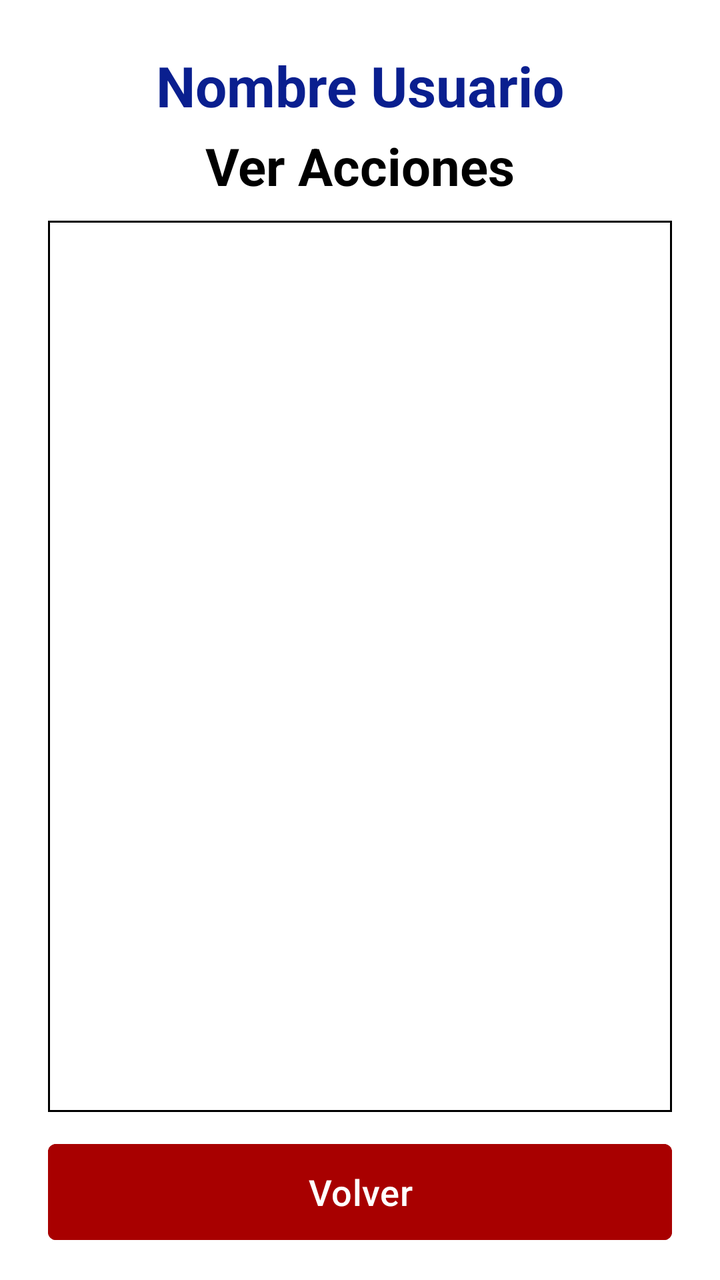
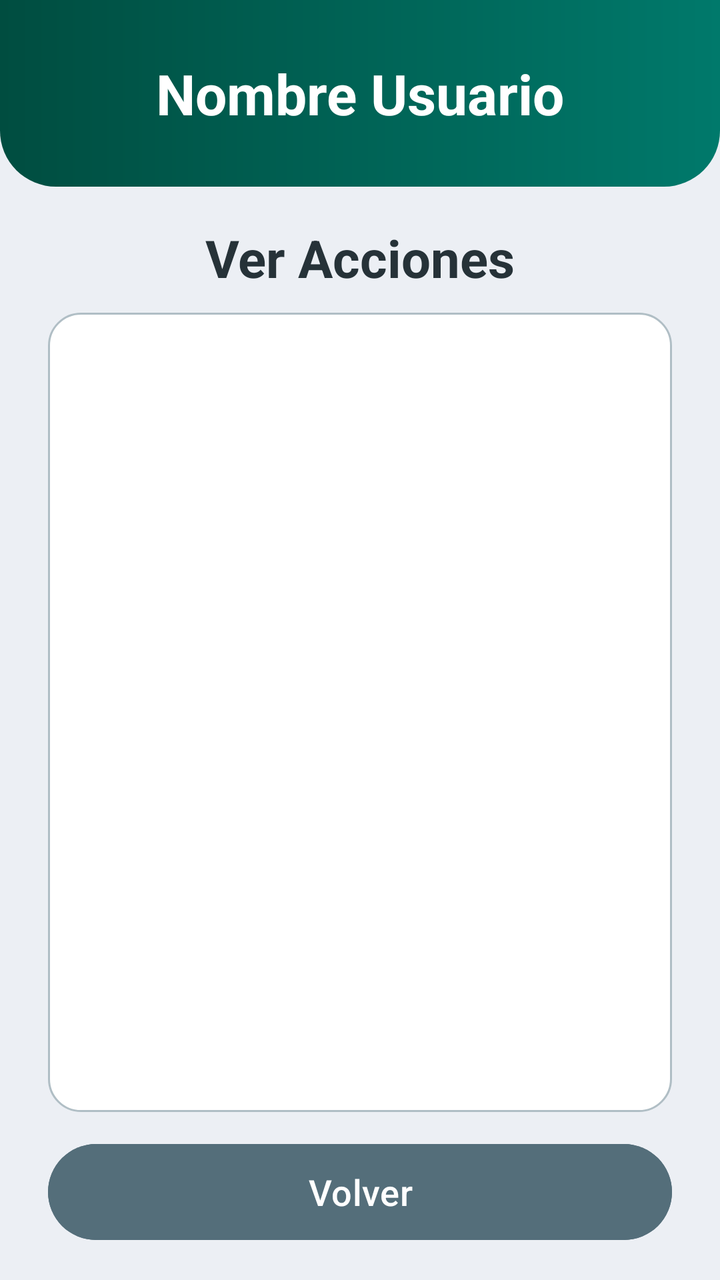

The first picture is an Android layout as it rendered before a commit; the second is the same layout after the commit. The layout source and the unified diff follow.
<!-- AndroidManifest.xml: application theme Theme.App1_Firebase -->
<!-- res/layout/activity_acciones.xml -->
<?xml version="1.0" encoding="utf-8"?>
<LinearLayout xmlns:android="http://schemas.android.com/apk/res/android"
    xmlns:tools="http://schemas.android.com/tools"
    xmlns:app="http://schemas.android.com/apk/res-auto"
    android:id="@+id/main"
    android:layout_width="match_parent"
    android:layout_height="match_parent"
    android:background="@color/white"
    android:gravity="center_horizontal"
    android:orientation="vertical"
    tools:context=".Acciones">

    <TextView
        android:id="@+id/tvusuacciones"
        android:layout_width="match_parent"
        android:layout_height="wrap_content"
        android:layout_marginTop="24dp"
        android:gravity="center"
        android:text="Nombre Usuario"
        android:textColor="@color/azul_titulo"
        android:textSize="28sp"
        android:textStyle="bold" />

    <TextView
        android:id="@+id/tvtitacc"
        android:layout_width="match_parent"
        android:layout_height="wrap_content"
        android:layout_marginTop="4dp"
        android:layout_marginBottom="10dp"
        android:gravity="center"
        android:text="Ver Acciones"
        android:textColor="@color/black"
        android:textSize="26sp"
        android:textStyle="bold" />

    <TextView
        android:id="@+id/tvvacio"
        android:layout_width="wrap_content"
        android:layout_height="wrap_content"
        android:text="Aún no hay acciones registradas"
        android:textColor="@color/gris_borde"
        android:visibility="gone" />

    <ListView
        android:id="@+id/lvacciones"
        android:layout_width="match_parent"
        android:layout_height="0dp"
        android:layout_weight="1"
        android:layout_marginHorizontal="24dp"
        android:background="@drawable/borde_lista"
        android:divider="@color/black"
        android:dividerHeight="1dp" />

    <Button
        android:id="@+id/btnvolacc"
        android:layout_width="match_parent"
        android:layout_height="56dp"
        android:layout_marginHorizontal="24dp"
        android:layout_marginTop="12dp"
        android:layout_marginBottom="16dp"
        android:backgroundTint="@color/rojo_volver"
        android:text="Volver"
        android:textAllCaps="false"
        android:textColor="@color/white"
        android:textSize="18sp"
        app:cornerRadius="4dp" />

</LinearLayout>
<!-- resources referenced by this layout -->
<resources>
  <color name="azul_titulo">#FF0A1F8F</color>
  <color name="black">#FF000000</color>
  <color name="gris_borde">#FF555555</color>
  <color name="rojo_volver">#FFA80000</color>
  <color name="white">#FFFFFFFF</color>
  <!-- drawable borde_lista (drawable) -->
  <?xml version="1.0" encoding="utf-8"?>
  <shape xmlns:android="http://schemas.android.com/apk/res/android" android:shape="rectangle">
      <solid android:color="@color/white" />
      <stroke android:width="1dp" android:color="@color/black" />
  </shape>
  <style name="Theme.App1_Firebase" parent="Base.Theme.App1_Firebase" />
  <style name="Base.Theme.App1_Firebase" parent="Theme.Material3.Light.NoActionBar">
          <item name="colorPrimary">@color/black</item>
          <item name="android:windowBackground">@color/white</item>
      </style>
</resources>

<!-- the commit's change to res/layout/activity_acciones.xml (unified diff, before → after) -->
@@ -5,7 +5,7 @@
     android:id="@+id/main"
     android:layout_width="match_parent"
     android:layout_height="match_parent"
-    android:background="@color/white"
+    android:background="@color/fondo"
     android:gravity="center_horizontal"
     android:orientation="vertical"
     tools:context=".Acciones">
@@ -14,10 +14,12 @@
         android:id="@+id/tvusuacciones"
         android:layout_width="match_parent"
         android:layout_height="wrap_content"
-        android:layout_marginTop="24dp"
+        android:background="@drawable/encabezado"
+        android:paddingTop="28dp"
+        android:paddingBottom="28dp"
         android:gravity="center"
         android:text="Nombre Usuario"
-        android:textColor="@color/azul_titulo"
+        android:textColor="@color/white"
         android:textSize="28sp"
         android:textStyle="bold" />
 
@@ -25,11 +27,11 @@
         android:id="@+id/tvtitacc"
         android:layout_width="match_parent"
         android:layout_height="wrap_content"
-        android:layout_marginTop="4dp"
+        android:layout_marginTop="18dp"
         android:layout_marginBottom="10dp"
         android:gravity="center"
         android:text="Ver Acciones"
-        android:textColor="@color/black"
+        android:textColor="@color/texto"
         android:textSize="26sp"
         android:textStyle="bold" />
 
@@ -38,7 +40,7 @@
         android:layout_width="wrap_content"
         android:layout_height="wrap_content"
         android:text="Aún no hay acciones registradas"
-        android:textColor="@color/gris_borde"
+        android:textColor="@color/texto_suave"
         android:visibility="gone" />
 
     <ListView
@@ -47,8 +49,9 @@
         android:layout_height="0dp"
         android:layout_weight="1"
         android:layout_marginHorizontal="24dp"
-        android:background="@drawable/borde_lista"
-        android:divider="@color/black"
+        android:background="@drawable/tarjeta"
+        android:padding="4dp"
+        android:divider="@color/borde"
         android:dividerHeight="1dp" />
 
     <Button
@@ -58,11 +61,11 @@
         android:layout_marginHorizontal="24dp"
         android:layout_marginTop="12dp"
         android:layout_marginBottom="16dp"
-        android:backgroundTint="@color/rojo_volver"
+        android:backgroundTint="@color/volver"
         android:text="Volver"
         android:textAllCaps="false"
         android:textColor="@color/white"
         android:textSize="18sp"
-        app:cornerRadius="4dp" />
+        app:cornerRadius="28dp" />
 
 </LinearLayout>
<!-- resource entries referenced after the edit -->
@@ -1,20 +1,30 @@
 <!-- resources referenced by this layout -->
 <resources>
-  <color name="azul_titulo">#FF0A1F8F</color>
-  <color name="black">#FF000000</color>
-  <color name="gris_borde">#FF555555</color>
-  <color name="rojo_volver">#FFA80000</color>
+  <color name="borde">#FFB0BEC5</color>
+  <color name="fondo">#FFECEFF4</color>
+  <color name="texto">#FF263238</color>
+  <color name="texto_suave">#FF607D8B</color>
+  <color name="volver">#FF546E7A</color>
   <color name="white">#FFFFFFFF</color>
-  <!-- drawable borde_lista (drawable) -->
+  <!-- drawable encabezado (drawable) -->
+  <?xml version="1.0" encoding="utf-8"?>
+  <shape xmlns:android="http://schemas.android.com/apk/res/android" android:shape="rectangle">
+      <gradient android:startColor="@color/primario_oscuro" android:endColor="@color/primario" android:angle="0" />
+      <corners android:bottomLeftRadius="28dp" android:bottomRightRadius="28dp" />
+  </shape>
+  <!-- drawable tarjeta (drawable) -->
   <?xml version="1.0" encoding="utf-8"?>
   <shape xmlns:android="http://schemas.android.com/apk/res/android" android:shape="rectangle">
       <solid android:color="@color/white" />
-      <stroke android:width="1dp" android:color="@color/black" />
+      <stroke android:width="1dp" android:color="@color/borde" />
+      <corners android:radius="16dp" />
   </shape>
   <style name="Theme.App1_Firebase" parent="Base.Theme.App1_Firebase" />
+  <color name="primario_oscuro">#FF004D40</color>
+  <color name="primario">#FF00796B</color>
   <style name="Base.Theme.App1_Firebase" parent="Theme.Material3.Light.NoActionBar">
-          <item name="colorPrimary">@color/black</item>
-          <item name="android:windowBackground">@color/white</item>
+          <item name="colorPrimary">@color/primario</item>
+          <item name="android:windowBackground">@color/fondo</item>
       </style>
 </resources>
 
